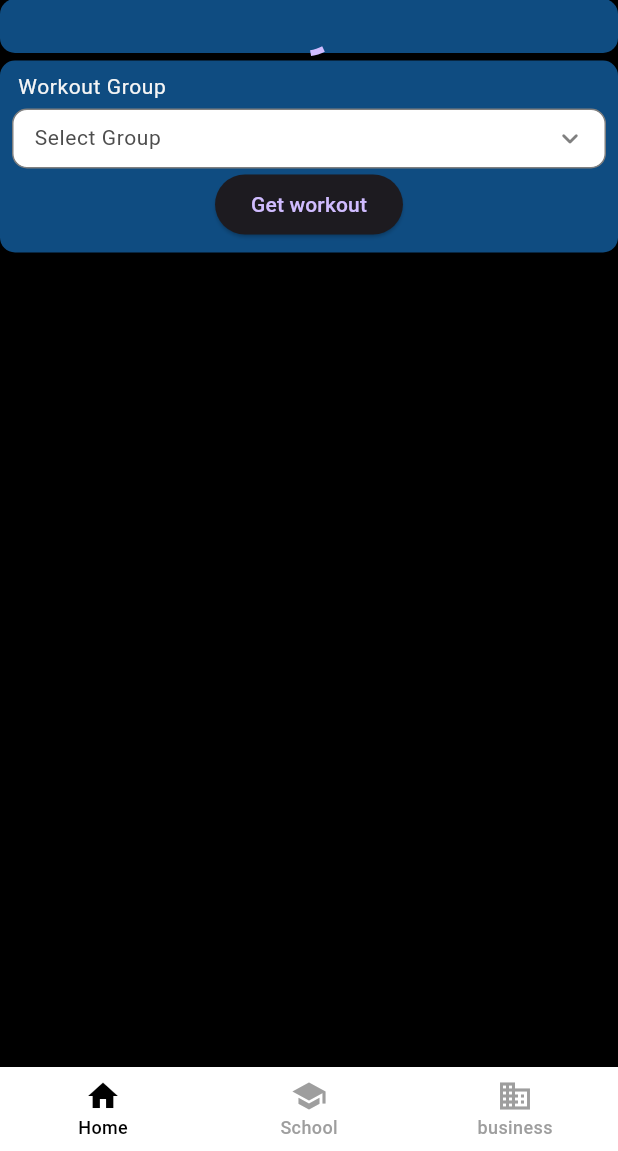
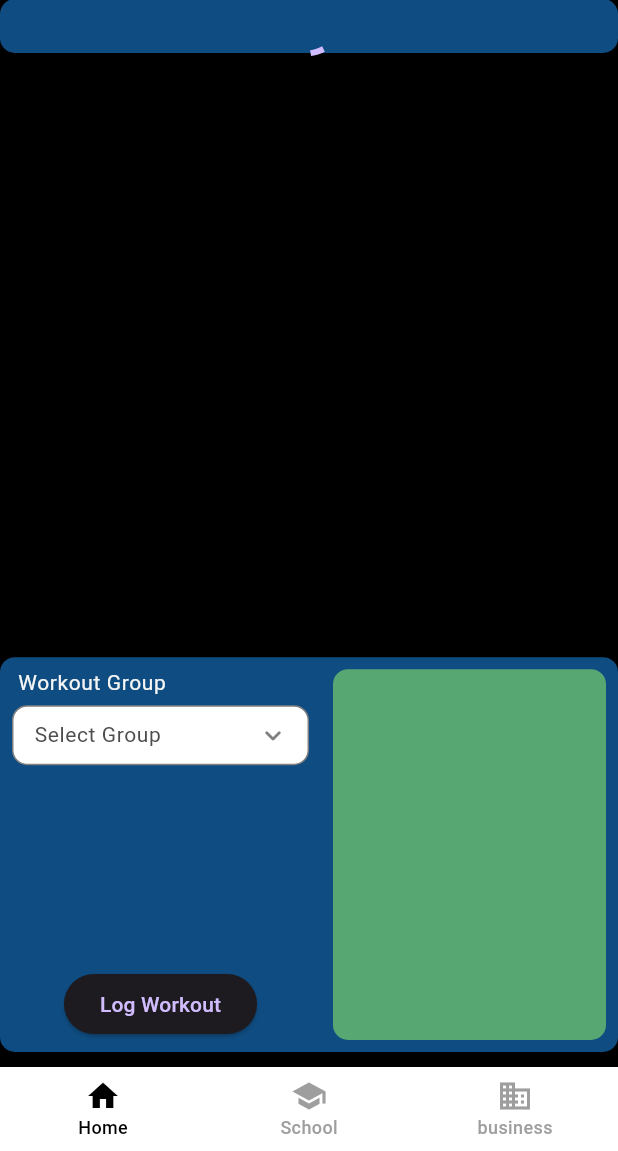
Before and after one commit to spchung/gird_tracker, a Flutter app: the screen it shows after launch, on a phone screen of 412 x 824 dp, the part 85-1236 px from its top. Run offline on Flutter 3.47's test engine with Material 3 defaults, Android fonts, the phone set to English and light mode, and no system bars; drawn by our look-alikes of dropdown_button2; our stand-ins replace get_it, go_router, sqflite, watch_it; missing offline and left inert: dart:ffi; accounts and stored records are empty.

```diff
--- a/lib/locator.dart
+++ b/lib/locator.dart
@@ -1,6 +1,7 @@
 import 'package:get_it/get_it.dart';
 import 'package:lets_git_it/service/app.dart';
 import 'package:lets_git_it/service/db.dart';
+import 'package:lets_git_it/service/exercise.dart';
 import 'package:lets_git_it/service/tab_navigator.dart';
 import 'package:lets_git_it/service/sessions.dart';
 import 'package:lets_git_it/service/workout_group.dart';
@@ -13,4 +14,5 @@ void locatorSetUp() {
   sl.registerSingleton<SessionsService>(SessionsService());
   sl.registerLazySingleton<DatabaseHelper>(() => DatabaseHelper());
   sl.registerSingleton<WorkoutGroupService>(WorkoutGroupService());
+  sl.registerSingleton<ExerciseService>(ExerciseService());
 }
--- /dev/null
+++ b/lib/service/exercise.dart
@@ -0,0 +1,18 @@
+import 'package:lets_git_it/model/exercise.dart';
+import 'package:lets_git_it/service/db.dart';
+import 'package:lets_git_it/locator.dart';
+
+class ExerciseService {
+
+  Future<List<Exercise>> fetchExercises() async {
+    var db = await sl.get<DatabaseHelper>().database;
+    var res = await db.query('exercises');
+    return res.map((e) => Exercise.fromMap(e)).toList();
+  }
+
+  Future<List<Exercise>> fetchExercisesByGroupId(String workoutGroupId) async {
+    var db = await sl.get<DatabaseHelper>().database;
+    var res = await db.query('exercises', where: 'workout_group_id = ?', whereArgs: [workoutGroupId]);
+    return res.map((e) => Exercise.fromMap(e)).toList();
+  }
+}
--- a/lib/ui/dropdown.dart
+++ b/lib/ui/dropdown.dart
@@ -14,7 +14,7 @@ class SDropDownButton extends StatefulWidget {
   });
 
   final List<IdNameModel> options;
-  final Function(String?) onChanged;
+  final Function(IdNameModel?) onChanged;
   final String placeholderText;
   final bool enabled;
   final bool isMissing;
@@ -26,13 +26,14 @@ class SDropDownButton extends StatefulWidget {
 
 class _SDropDownButtonState extends State<SDropDownButton> {
 
-  String? selectedValue;
+  // String? selectedValue;
+  IdNameModel? selectedValue;
   bool isExpanded = false;
 
   @override
   Widget build(BuildContext context) {
     return DropdownButtonHideUnderline(
-      child: DropdownButton2<String>(
+      child: DropdownButton2<IdNameModel>(
         isExpanded: true,
         hint: Text(
           widget.isMissing ? widget.missingMsg ?? widget.placeholderText : widget.placeholderText,
@@ -40,14 +41,15 @@ class _SDropDownButtonState extends State<SDropDownButton> {
             color: widget.isMissing && widget.missingMsg != null ? const Color.fromRGBO(155, 5, 30, 1) : const Color.fromRGBO(77, 77, 77, 1),
           ),
         ),
-        items: widget.options.map((IdNameModel item) => DropdownMenuItem<String>(value: item.name,
+        items: widget.options.map((IdNameModel item) => DropdownMenuItem<IdNameModel>(
+          value: item,
           enabled: widget.enabled,
           child: Text(
             item.name,
             style: Theme.of(context).textTheme.bodySmall?.copyWith(color: Colors.black),
           ),
         )).toList(),
-        onChanged: (String? value) {
+        onChanged: (IdNameModel? value) {
           setState(() {
             selectedValue = value;
             widget.onChanged(value);
--- a/lib/ui/label_dropdown.dart
+++ b/lib/ui/label_dropdown.dart
@@ -16,7 +16,7 @@ class LabelDropDownButton extends StatelessWidget {
   });
 
   final List<IdNameModel> options;
-  final Function(String?) onChanged;
+  final Function(IdNameModel?) onChanged;
   final String placeholderText;
   final String label;
   final bool enabled;
--- a/lib/view/home.dart
+++ b/lib/view/home.dart
@@ -1,6 +1,10 @@
+
+import 'dart:ffi';
 
 import 'package:flutter/material.dart';
 import 'package:lets_git_it/locator.dart';
+import 'package:lets_git_it/model/exercise.dart';
+import 'package:lets_git_it/service/exercise.dart';
 import 'package:lets_git_it/service/sessions.dart';
 import 'package:lets_git_it/service/workout_group.dart';
 import 'package:lets_git_it/theme.dart';
@@ -33,8 +37,10 @@ class HomeView extends StatelessWidget {
           color: colorGrid[4],
           child: const InnerGrid()
         ),
-        const SizedBox(height: 5),
-        const LoggerInterface()
+        // const SizedBox(height: 5),
+        const Spacer(),
+        const LoggerInterface(),
+        const SizedBox(height: 10),
       ],
     );
   }
@@ -48,17 +54,36 @@ class LoggerInterface extends StatefulWidget {
 }
 
 class _LoggerInterfaceState extends State<LoggerInterface> {
-  String? _selectedWorkoutGroup;
+  // String? _selectedWorkoutGroup;
+  final ValueNotifier<IdNameModel?> _selectedWorkoutGroup = ValueNotifier<IdNameModel?>(null);
+  List<Exercise>? _exercises;
+  List<IdNameModel>? _workoutGroups;
 
-  List<IdNameModel> _workoutGroups = [];
 
   @override
   void initState() {
     super.initState();
-    final workoutGroupService = sl.get<WorkoutGroupService>();
-    workoutGroupService.fetchWorkoutGroups().then((value) {
+    sl.get<WorkoutGroupService>().fetchWorkoutGroups()
+      .then((value) {
           setState(() {
           _workoutGroups = value.map((e) => IdNameModel(id: e.id.toString(), name: e.name)).toList();
+        });
+      }
+    );
+
+    _selectedWorkoutGroup.addListener(() {
+      // print(_selectedWorkoutGroup.value);
+      // update exercises
+      if (_selectedWorkoutGroup.value == null) {
+        return;
+      }
+      setState(() {
+        sl.get<ExerciseService>().fetchExercisesByGroupId(_selectedWorkoutGroup.value!.id)
+          .then((value) {
+            setState(() {
+              _exercises = value;
+            });
+          });
       });
     });
   }
@@ -71,18 +96,25 @@ class _LoggerInterfaceState extends State<LoggerInterface> {
         borderRadius: BorderRadius.circular(10),
         color: colorGrid[4],
       ),
+      child: Row(
+        children: [
+          Expanded(
+            child: SizedBox(
+              height: MediaQuery.of(context).size.height * 0.3,
               child: Column(
                 children: [
-          LabelDropDownButton(
+                  Expanded(
+                    child: LabelDropDownButton(
                       label: "Workout Group",
-            options: _workoutGroups,
-            onChanged: (String? value) {
+                      options: _workoutGroups ?? [],
+                      onChanged: (IdNameModel? value) {
                         setState(() {
-                _selectedWorkoutGroup = value;
+                          _selectedWorkoutGroup.value = value;
                         });
                       },
                       enabled: true,
                       placeholderText: "Select Group",
+                    ),
                   ),
                   ElevatedButton(
                     onPressed: () async {
@@ -90,7 +122,36 @@ class _LoggerInterfaceState extends State<LoggerInterface> {
                       final session = sessionService.getData(3);
                       session.then((value) => print(value.workoutGroupName));
                     },
-            child: Text("Get workout")
+                    child: const Text("Log Workout"),
+                  )
+                ],
+              ),
+            ),
+          ),
+          Expanded(
+            child: Padding(
+              padding: const EdgeInsets.only(left: 16.0),
+              child: Container(
+                decoration: BoxDecoration(
+                  borderRadius: BorderRadius.circular(10),
+                  color: colorGrid[5],
+                ),
+                height: MediaQuery.of(context).size.height * 0.3,
+                child: Padding(
+                  padding: const EdgeInsets.all(8.0),
+                  child: SingleChildScrollView(
+                    scrollDirection: Axis.vertical,
+                    child: Column(
+                      crossAxisAlignment: CrossAxisAlignment.start,
+                      children: _exercises?.map((e) => Text(
+                        e.name,
+                        textAlign: TextAlign.start,
+                      )).toList() ?? const [],
+                    ),
+                  ),
+                ),
+              ),
+            )
           )
         ],
       ),
@@ -194,9 +255,9 @@ class _InnerGridState extends State<InnerGrid> {
             child: Text(day,style: mainTheme.textTheme.bodyMedium,textAlign: TextAlign.center),
           )).toList(),
         ),
-        // grid (Use SizedBox to give fixed height)
         SizedBox(
-          height: 320,  // You can adjust this value as needed
+          // height: 320,
+          height: MediaQuery.of(context).size.height * 0.33,
           child: GridView.builder(
             physics: const NeverScrollableScrollPhysics(),
             gridDelegate: const SliverGridDelegateWithFixedCrossAxisCount(
```
Lines whose indentation alone changed are shown as unchanged.
